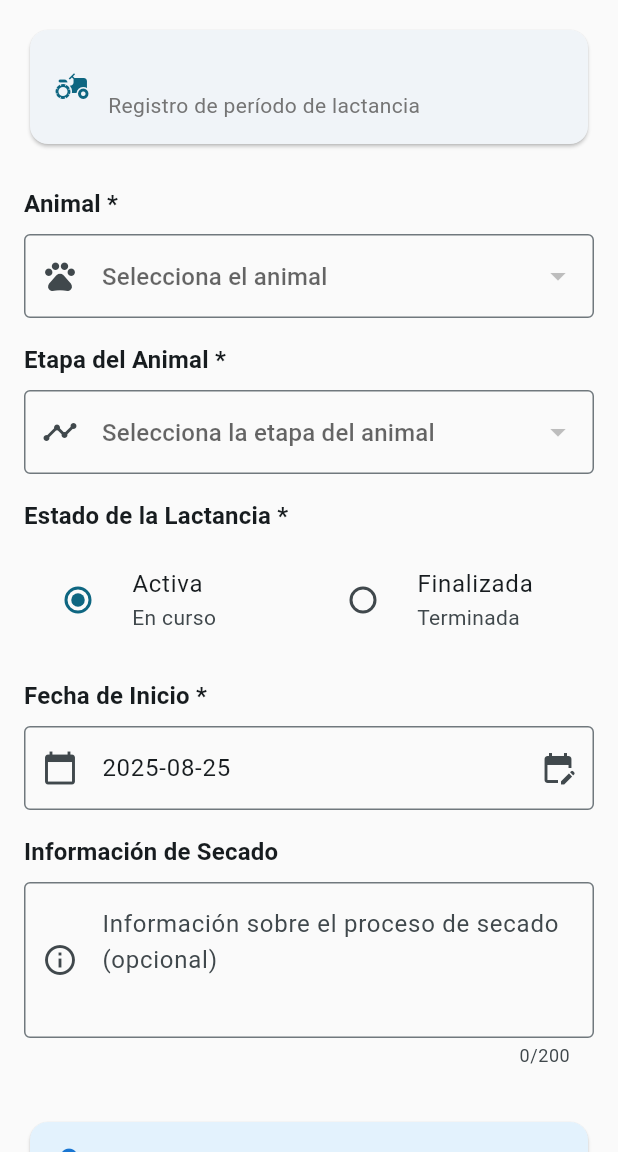
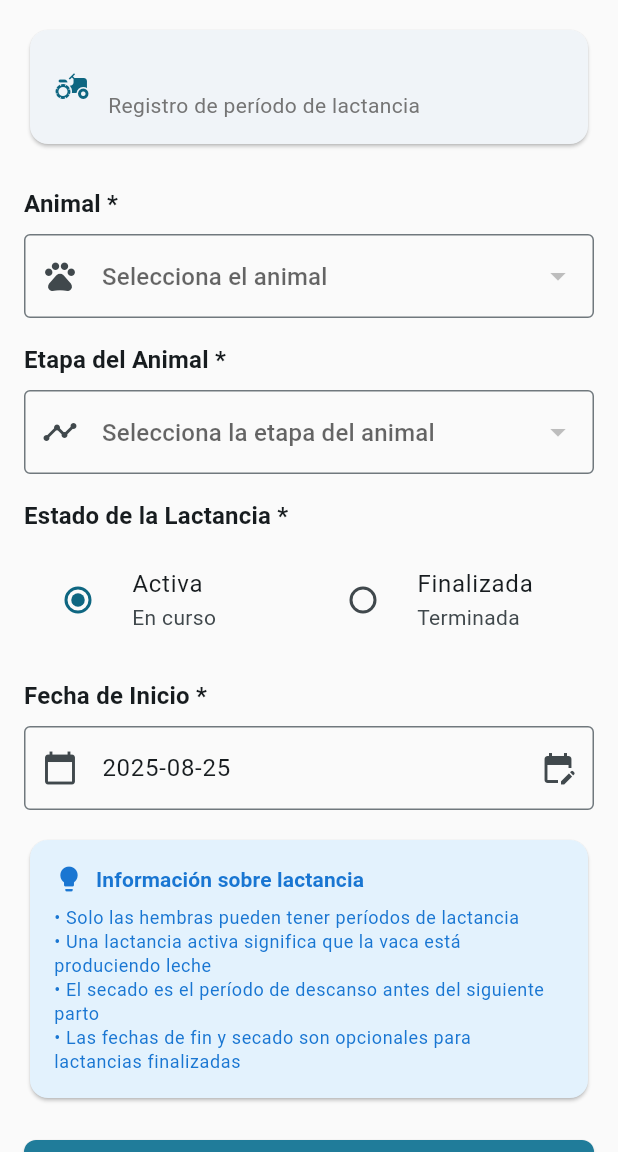
Before and after one commit to leoromerbric/ganaderasoft_app_v1, a Flutter app: the CreateLactanciaScreen screen opened directly with empty values, on a phone screen of 412 x 824 dp, the part 84-1236 px from its top. Run offline on Flutter 3.47's test engine with Material 3 defaults, Android fonts, the phone set to English and light mode, and no system bars; our stand-ins replace connectivity_plus, shared_preferences, sqflite; accounts and stored records are empty; network calls fail.

Commit message:
Fix lactancia and cambios animal screens per requirements
Co-authored-by: leoromerbric <4213071+leoromerbric@users.noreply.github.com>

```diff
--- a/lib/screens/create_lactancia_screen.dart
+++ b/lib/screens/create_lactancia_screen.dart
@@ -141,6 +141,31 @@ class _CreateLactanciaScreenState extends State<CreateLactanciaScreen> {
     if (picked != null) {
       setState(() {
         _fechaFinController.text = picked.toIso8601String().split('T')[0];
+      });
+    }
+  }
+
+  Future<void> _selectFechaSecado() async {
+    if (_fechaInicioController.text.isEmpty) {
+      ScaffoldMessenger.of(context).showSnackBar(
+        const SnackBar(
+          content: Text('Primero selecciona la fecha de inicio'),
+          backgroundColor: Colors.orange,
+        ),
+      );
+      return;
+    }
+
+    final fechaInicio = DateTime.parse(_fechaInicioController.text);
+    final DateTime? picked = await showDatePicker(
+      context: context,
+      initialDate: fechaInicio.add(const Duration(days: 30)),
+      firstDate: fechaInicio,
+      lastDate: DateTime.now().add(const Duration(days: 365)),
+    );
+    if (picked != null) {
+      setState(() {
+        _secadoController.text = picked.toIso8601String().split('T')[0];
       });
     }
   }
@@ -453,7 +478,7 @@ class _CreateLactanciaScreenState extends State<CreateLactanciaScreen> {
                   controller: _fechaFinController,
                   decoration: InputDecoration(
                     border: const OutlineInputBorder(),
-                    hintText: 'Selecciona la fecha de fin',
+                    hintText: 'Selecciona la fecha de fin (opcional)',
                     prefixIcon: const Icon(Icons.event_busy),
                     suffixIcon: IconButton(
                       icon: const Icon(Icons.edit_calendar),
@@ -464,11 +489,10 @@ class _CreateLactanciaScreenState extends State<CreateLactanciaScreen> {
                   onTap: _selectFechaFin,
                 ),
                 const SizedBox(height: 16),
-              ],
 
-              // Información sobre secado
+                // Fecha secado (solo si no está activa)
                 Text(
-                'Información de Secado',
+                  'Fecha Secado',
                   style: Theme.of(context).textTheme.titleMedium?.copyWith(
                     fontWeight: FontWeight.bold,
                   ),
@@ -476,15 +500,20 @@ class _CreateLactanciaScreenState extends State<CreateLactanciaScreen> {
                 const SizedBox(height: 8),
                 TextFormField(
                   controller: _secadoController,
-                decoration: const InputDecoration(
-                  border: OutlineInputBorder(),
-                  hintText: 'Información sobre el proceso de secado (opcional)',
-                  prefixIcon: Icon(Icons.info_outline),
+                  decoration: InputDecoration(
+                    border: const OutlineInputBorder(),
+                    hintText: 'Selecciona la fecha de secado (opcional)',
+                    prefixIcon: const Icon(Icons.dry_cleaning),
+                    suffixIcon: IconButton(
+                      icon: const Icon(Icons.edit_calendar),
+                      onPressed: _selectFechaSecado,
                     ),
-                maxLines: 3,
-                maxLength: 200,
                   ),
-              const SizedBox(height: 32),
+                  readOnly: true,
+                  onTap: _selectFechaSecado,
+                ),
+                const SizedBox(height: 16),
+              ],
 
               // Info card
               Card(
@@ -515,7 +544,8 @@ class _CreateLactanciaScreenState extends State<CreateLactanciaScreen> {
                       Text(
                         '• Solo las hembras pueden tener períodos de lactancia\n'
                         '• Una lactancia activa significa que la vaca está produciendo leche\n'
-                        '• El secado es el período de descanso antes del siguiente parto',
+                        '• El secado es el período de descanso antes del siguiente parto\n'
+                        '• Las fechas de fin y secado son opcionales para lactancias finalizadas',
                         style: Theme.of(context).textTheme.bodySmall?.copyWith(
                           color: Colors.blue[700],
                         ),
```
Also changed, not shown: lib/screens/create_cambios_animal_screen.dart (+40 -46 lines). Lines whose indentation alone changed are shown as unchanged.
